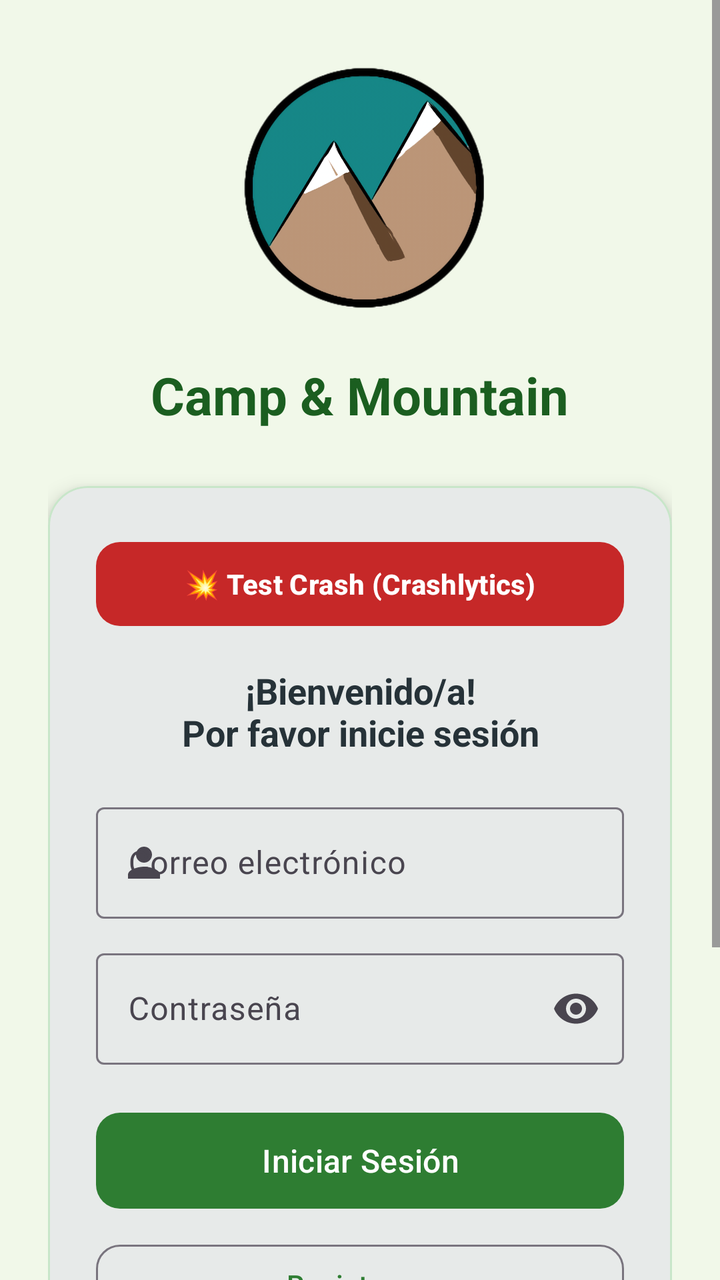
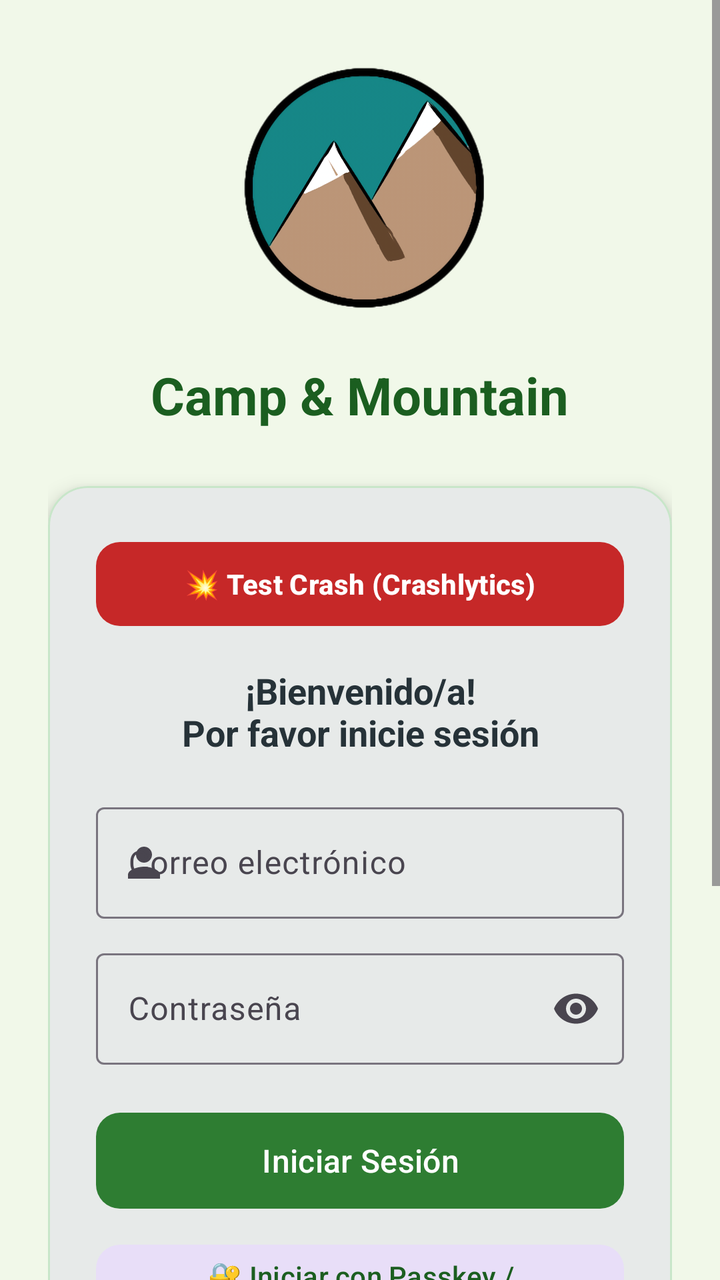

An Android layout rendered at two revisions. The XML below is the earlier revision; the diff shows what the commit changed to produce the second picture.
<!-- AndroidManifest.xml: application theme Theme.CampsAndMountain -->
<!-- res/layout/activity_login.xml -->
<?xml version="1.0" encoding="utf-8"?>
<ScrollView xmlns:android="http://schemas.android.com/apk/res/android"
    xmlns:app="http://schemas.android.com/apk/res-auto"
    android:layout_width="match_parent"
    android:layout_height="match_parent"
    android:background="@color/bg_light_green"
    android:fillViewport="true">

    <LinearLayout
        android:layout_width="match_parent"
        android:layout_height="wrap_content"
        android:gravity="center"
        android:orientation="vertical"
        android:padding="24dp">

        <ImageView
            android:layout_width="140dp"
            android:layout_height="140dp"
            android:contentDescription="Logo de la aplicación"
            android:src="@drawable/ic_mountain_icon" />

        <TextView
            android:layout_width="wrap_content"
            android:layout_height="wrap_content"
            android:layout_marginTop="16dp"
            android:text="Camp &amp; Mountain"
            android:textColor="@color/primary_dark_green"
            android:textSize="26sp"
            android:textStyle="bold" />

        <com.google.android.material.card.MaterialCardView
            android:layout_width="match_parent"
            android:layout_height="wrap_content"
            android:layout_marginTop="28dp"
            app:cardCornerRadius="20dp"
            app:cardElevation="6dp"
            app:strokeColor="@color/card_border"
            app:strokeWidth="1dp">

            <LinearLayout
                android:layout_width="match_parent"
                android:layout_height="wrap_content"
                android:orientation="vertical"
                android:padding="24dp">

                <com.google.android.material.button.MaterialButton
                    android:id="@+id/btnTestCrash"
                    android:layout_width="match_parent"
                    android:layout_height="50dp"
                    android:layout_marginBottom="16dp"
                    android:text="💥 Test Crash (Crashlytics)"
                    android:textColor="@color/white"
                    android:textSize="14sp"
                    android:textStyle="bold"
                    app:backgroundTint="@color/status_closed"
                    app:cornerRadius="12dp" />

                <TextView
                    android:layout_width="match_parent"
                    android:layout_height="wrap_content"
                    android:gravity="center"
                    android:text="¡Bienvenido/a!\nPor favor inicie sesión"
                    android:textAlignment="center"
                    android:textColor="@color/slate_dark"
                    android:textSize="18sp"
                    android:textStyle="bold" />

                <com.google.android.material.textfield.TextInputLayout
                    android:id="@+id/tilCorreo"
                    style="@style/Widget.Material3.TextInputLayout.OutlinedBox"
                    android:layout_width="match_parent"
                    android:layout_height="wrap_content"
                    android:layout_marginTop="20dp"
                    android:hint="Correo electrónico"
                    app:startIconDrawable="@drawable/ic_person">

                    <com.google.android.material.textfield.TextInputEditText
                        android:id="@+id/txtCorreo"
                        android:layout_width="match_parent"
                        android:layout_height="wrap_content"
                        android:inputType="textEmailAddress" />
                </com.google.android.material.textfield.TextInputLayout>

                <com.google.android.material.textfield.TextInputLayout
                    android:id="@+id/tilPass"
                    style="@style/Widget.Material3.TextInputLayout.OutlinedBox"
                    android:layout_width="match_parent"
                    android:layout_height="wrap_content"
                    android:layout_marginTop="12dp"
                    android:hint="Contraseña"
                    app:endIconMode="password_toggle">

                    <com.google.android.material.textfield.TextInputEditText
                        android:id="@+id/txtPass"
                        android:layout_width="match_parent"
                        android:layout_height="wrap_content"
                        android:inputType="textPassword" />
                </com.google.android.material.textfield.TextInputLayout>

                <TextView
                    android:id="@+id/tvError"
                    android:layout_width="wrap_content"
                    android:layout_height="wrap_content"
                    android:layout_marginTop="8dp"
                    android:textColor="@color/status_closed"
                    android:textSize="13sp"
                    android:visibility="gone" />

                <com.google.android.material.button.MaterialButton
                    android:id="@+id/btnIngresar"
                    android:layout_width="match_parent"
                    android:layout_height="56dp"
                    android:layout_marginTop="20dp"
                    android:text="Iniciar Sesión"
                    android:textSize="16sp"
                    app:cornerRadius="12dp" />

                <com.google.android.material.button.MaterialButton
                    android:id="@+id/btnRegistrar"
                    style="@style/Widget.Material3.Button.OutlinedButton"
                    android:layout_width="match_parent"
                    android:layout_height="48dp"
                    android:layout_marginTop="10dp"
                    android:text="Registrarse"
                    android:textColor="@color/primary_green"
                    app:cornerRadius="12dp" />

                <TextView
                    android:layout_width="match_parent"
                    android:layout_height="wrap_content"
                    android:layout_marginTop="16dp"
                    android:gravity="center"
                    android:text="O continúa con"
                    android:textColor="@color/slate_gray"
                    android:textSize="12sp" />

                <com.google.android.material.button.MaterialButton
                    android:id="@+id/btnGoogleLogin"
                    style="@style/Widget.Material3.Button.OutlinedButton"
                    android:layout_width="match_parent"
                    android:layout_height="50dp"
                    android:layout_marginTop="10dp"
                    android:text="Continuar con Google"
                    android:textColor="@color/slate_dark"
                    app:cornerRadius="12dp"
                    app:icon="@drawable/ic_google"
                    app:iconGravity="textStart"
                    app:iconPadding="10dp"
                    app:iconTint="@null" />

                <com.google.android.material.button.MaterialButton
                    android:id="@+id/btnMicrosoftLogin"
                    style="@style/Widget.Material3.Button.OutlinedButton"
                    android:layout_width="match_parent"
                    android:layout_height="50dp"
                    android:layout_marginTop="8dp"
                    android:text="Continuar con Microsoft"
                    android:textColor="@color/slate_dark"
                    app:cornerRadius="12dp"
                    app:icon="@drawable/ic_microsoft"
                    app:iconGravity="textStart"
                    app:iconPadding="10dp"
                    app:iconTint="@null" />

            </LinearLayout>
        </com.google.android.material.card.MaterialCardView>

    </LinearLayout>
</ScrollView>
<!-- resources referenced by this layout -->
<resources>
  <color name="bg_light_green">#F1F8E9</color>
  <color name="card_border">#C8E6C9</color>
  <color name="primary_dark_green">#1B5E20</color>
  <color name="primary_green">#2E7D32</color>
  <color name="slate_dark">#263238</color>
  <color name="slate_gray">#37474F</color>
  <color name="status_closed">#C62828</color>
  <color name="white">#FFFFFF</color>
  <!-- drawable ic_google (drawable) -->
  <vector xmlns:android="http://schemas.android.com/apk/res/android"
      android:width="24dp"
      android:height="24dp"
      android:viewportWidth="24"
      android:viewportHeight="24">
      <path
          android:fillColor="#4285F4"
          android:pathData="M23.745,12.27 C23.745,11.477 23.674,10.718 23.542,9.982 L12,9.982 L12,14.631 L18.587,14.631 C18.303,16.16 17.443,17.457 16.148,18.327 L16.148,21.408 L20.088,21.408 C22.394,19.282 23.745,16.073 23.745,12.27 Z" />
      <path
          android:fillColor="#34A853"
          android:pathData="M12,24 C15.283,24 18.038,22.915 20.088,21.408 L16.148,18.327 C15.06,19.056 13.652,19.49 12,19.49 C8.835,19.49 6.158,17.352 5.203,14.484 L1.129,14.484 L1.129,17.643 C3.14,21.637 7.256,24 12,24 Z" />
      <path
          android:fillColor="#FBBC05"
          android:pathData="M5.203,14.484 C4.961,13.756 4.823,12.98 4.823,12 C4.823,11.02 4.961,10.244 5.203,9.516 L5.203,6.357 L1.129,6.357 C0.409,7.962 0,9.907 0,12 C0,14.093 0.409,16.038 1.129,17.643 L5.203,14.484 Z" />
      <path
          android:fillColor="#EA4335"
          android:pathData="M12,4.51 C13.786,4.51 15.39,5.124 16.652,6.326 L20.178,2.8 C18.033,0.8 15.278,0 12,0 C7.256,0 3.14,2.363 1.129,6.357 L5.203,9.516 C6.158,6.648 8.835,4.51 12,4.51 Z" />
  </vector>
  <!-- drawable ic_microsoft (drawable) -->
  <vector xmlns:android="http://schemas.android.com/apk/res/android"
      android:width="24dp"
      android:height="24dp"
      android:viewportWidth="24"
      android:viewportHeight="24">
      
      <path
          android:fillColor="#F25022"
          android:pathData="M1,1 H11 V11 H1 Z" />
      
      <path
          android:fillColor="#7FBA00"
          android:pathData="M13,1 H23 V11 H13 Z" />
      
      <path
          android:fillColor="#01A6F0"
          android:pathData="M1,13 H11 V23 H1 Z" />
      
      <path
          android:fillColor="#FFB900"
          android:pathData="M13,13 H23 V23 H13 Z" />
  </vector>
  <!-- drawable ic_mountain_icon: png bitmap (drawable, 210025 bytes) -->
  <!-- drawable ic_person (drawable) -->
  <vector xmlns:android="http://schemas.android.com/apk/res/android"
      android:width="24dp"
      android:height="24dp"
      android:viewportWidth="24"
      android:viewportHeight="24">
      <path
          android:fillColor="#37474F"
          android:pathData="M12,12C14.21,12 16,10.21 16,8C16,5.79 14.21,4 12,4C9.79,4 8,5.79 8,8C8,10.21 9.79,12 12,12ZM12,14C9.33,14 4,15.34 4,18V20H20V18C20,15.34 14.67,14 12,14Z" />
  </vector>
  <style name="Theme.CampsAndMountain" parent="Base.Theme.CampsAndMountain" />
  <style name="Base.Theme.CampsAndMountain" parent="Theme.Material3.DayNight.NoActionBar">
          <item name="colorPrimary">@color/primary_green</item>
          <item name="colorPrimaryVariant">@color/primary_dark_green</item>
          <item name="colorOnPrimary">@color/white</item>
          <item name="colorSecondary">@color/slate_gray</item>
          <item name="colorOnSecondary">@color/white</item>
          <item name="colorTertiary">@color/accent_gold</item>
          <item name="android:statusBarColor">@color/primary_dark_green</item>
          <item name="android:windowBackground">@color/bg_light_green</item>
      </style>
  <color name="accent_gold">#F57F17</color>
</resources>

<!-- the commit's change to res/layout/activity_login.xml (unified diff, before → after) -->
@@ -116,6 +116,16 @@
                     app:cornerRadius="12dp" />
 
                 <com.google.android.material.button.MaterialButton
+                    android:id="@+id/btnPasskeyLogin"
+                    style="@style/Widget.Material3.Button.TonalButton"
+                    android:layout_width="match_parent"
+                    android:layout_height="50dp"
+                    android:layout_marginTop="10dp"
+                    android:text="🔐 Iniciar con Passkey / Biometría"
+                    android:textColor="@color/primary_dark_green"
+                    app:cornerRadius="12dp" />
+
+                <com.google.android.material.button.MaterialButton
                     android:id="@+id/btnRegistrar"
                     style="@style/Widget.Material3.Button.OutlinedButton"
                     android:layout_width="match_parent"
